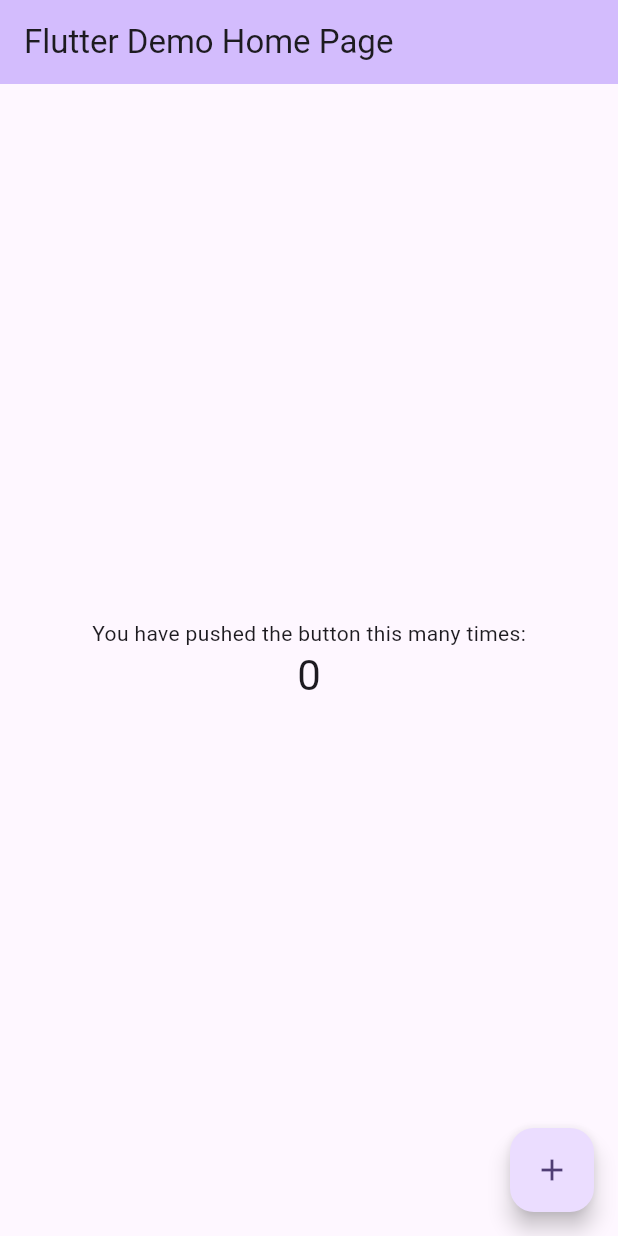
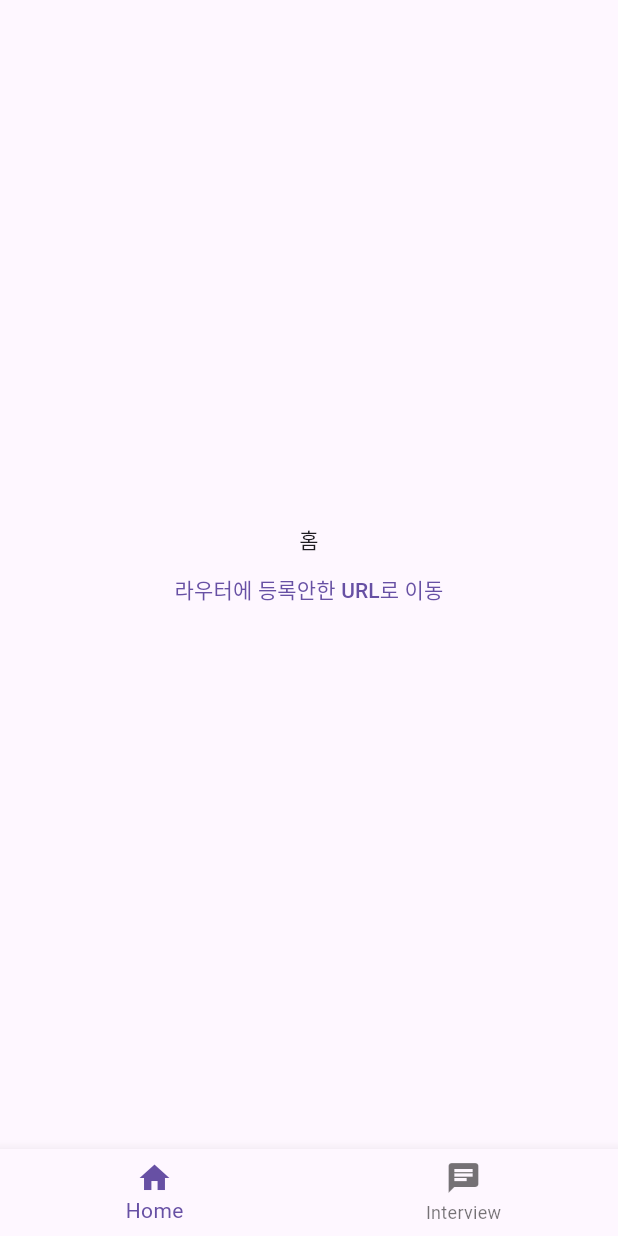
Before and after one commit to IsKJH/flutter_practice, a Flutter app: the screen it shows after launch, on a phone screen of 412 x 824 dp. Run offline on Flutter 3.47's test engine with Material 3 defaults, Android fonts, the phone set to English and light mode, and no system bars; our stand-ins replace go_router.

Commit message:
feat:[김지한] 하단 네비게이션 바 생성 및 라우터 기능 구현 [JSFA-1]

```diff
--- a/lib/main.dart
+++ b/lib/main.dart
@@ -1,4 +1,5 @@
 import 'package:flutter/material.dart';
+import 'router.dart';
 
 void main() {
   runApp(const MyApp());
@@ -9,61 +10,10 @@ class MyApp extends StatelessWidget {
 
   @override
   Widget build(BuildContext context) {
-    return MaterialApp(
-      title: 'Flutter Demo',
-      theme: ThemeData(
-        colorScheme: ColorScheme.fromSeed(seedColor: Colors.deepPurple),
-        useMaterial3: true,
-      ),
-      home: const MyHomePage(title: 'Flutter Demo Home Page'),
+    return MaterialApp.router(
+      debugShowCheckedModeBanner: false,
+      theme: ThemeData(useMaterial3: true),
+      routerConfig: AppRouter.router,
     );
   }
 }
-
-class MyHomePage extends StatefulWidget {
-  const MyHomePage({super.key, required this.title});
-
-  final String title;
-
-  @override
-  State<MyHomePage> createState() => _MyHomePageState();
-}
-
-class _MyHomePageState extends State<MyHomePage> {
-  int _counter = 0;
-
-  void _incrementCounter() {
-    setState(() {
-      _counter++;
-    });
-  }
-
-  @override
-  Widget build(BuildContext context) {
-    return Scaffold(
-      appBar: AppBar(
-        backgroundColor: Theme.of(context).colorScheme.inversePrimary,
-        title: Text(widget.title),
-      ),
-      body: Center(
-        child: Column(
-          mainAxisAlignment: MainAxisAlignment.center,
-          children: <Widget>[
-            const Text(
-              'You have pushed the button this many times:',
-            ),
-            Text(
-              '$_counter',
-              style: Theme.of(context).textTheme.headlineMedium,
-            ),
-          ],
-        ),
-      ),
-      floatingActionButton: FloatingActionButton(
-        onPressed: _incrementCounter,
-        tooltip: 'Increment',
-        child: const Icon(Icons.add),
-      ),
-    );
-  }
-}
--- /dev/null
+++ b/lib/router.dart
@@ -0,0 +1,52 @@
+import 'package:flutter/material.dart';
+import 'package:flutter_practice/screens/error/error_screen.dart';
+import 'package:flutter_practice/widgets/layout.dart';
+import 'package:go_router/go_router.dart';
+
+import 'screens/home/home_screen.dart';
+import 'screens/interview/interview_screen.dart';
+
+class AppRouter {
+  static final GoRouter _router = GoRouter(
+    initialLocation: "/",
+    routes: [
+      StatefulShellRoute.indexedStack(
+        builder: (context, state, navigationShell) {
+          return Layout(navigationShell: navigationShell);
+        },
+        branches: [
+          StatefulShellBranch(
+            routes: [
+              GoRoute(
+                path: "/",
+                name: "home",
+                builder: (context, state) => const HomeScreen(),
+              ),
+            ],
+          ),
+          StatefulShellBranch(
+            routes: [
+              GoRoute(
+                path: "/interview",
+                name: "interview",
+                builder: (context, state) => const InterviewScreen(),
+              ),
+            ],
+          ),
+        ],
+      ),
+      GoRoute(
+        path: "/:path(.*)",
+        builder: (context, state) => const ErrorScreen(),
+      ),
+    ],
+    errorPageBuilder: (context, state) {
+      return MaterialPage(
+        key: state.pageKey,
+        child: const ErrorScreen(),
+      );
+    },
+  );
+
+  static GoRouter get router => _router;
+}
--- /dev/null
+++ b/lib/screens/error/error_screen.dart
@@ -0,0 +1,22 @@
+import 'package:flutter/material.dart';
+
+class ErrorScreen extends StatefulWidget {
+  const ErrorScreen({super.key});
+
+  @override
+  State<ErrorScreen> createState() => _ErrorScreenState();
+}
+
+class _ErrorScreenState extends State<ErrorScreen> {
+  @override
+  Widget build(BuildContext context) {
+    return Scaffold(
+      body: Center(
+        child: Column(
+          mainAxisAlignment: MainAxisAlignment.center,
+          children: [Text("에러페이지")],
+        ),
+      ),
+    );
+  }
+}
--- /dev/null
+++ b/lib/screens/home/home_screen.dart
@@ -0,0 +1,28 @@
+import 'package:flutter/material.dart';
+import 'package:go_router/go_router.dart';
+
+class HomeScreen extends StatefulWidget {
+  const HomeScreen({super.key});
+
+  @override
+  State<HomeScreen> createState() => _HomeScreenState();
+}
+
+class _HomeScreenState extends State<HomeScreen> {
+  @override
+  Widget build(BuildContext context) {
+    return Center(
+      child: Column(
+        mainAxisAlignment: MainAxisAlignment.center,
+        children: [
+          Text("홈"),
+          TextButton(
+              onPressed: () {
+                context.go("/아무url");
+              },
+              child: Text("라우터에 등록안한 URL로 이동"))
+        ],
+      ),
+    );
+  }
+}
--- /dev/null
+++ b/lib/screens/interview/interview_screen.dart
@@ -0,0 +1,20 @@
+import 'package:flutter/material.dart';
+
+class InterviewScreen extends StatefulWidget {
+  const InterviewScreen({super.key});
+
+  @override
+  State<InterviewScreen> createState() => _InterviewScreenState();
+}
+
+class _InterviewScreenState extends State<InterviewScreen> {
+  @override
+  Widget build(BuildContext context) {
+    return Center(
+      child: Column(
+        mainAxisAlignment: MainAxisAlignment.center,
+        children: [Text("인터뷰")],
+      ),
+    );
+  }
+}
--- /dev/null
+++ b/lib/widgets/layout.dart
@@ -0,0 +1,29 @@
+import 'package:flutter/material.dart';
+import 'package:go_router/go_router.dart';
+
+class Layout extends StatelessWidget {
+  final StatefulNavigationShell navigationShell;
+
+  const Layout({super.key, required this.navigationShell});
+
+  void _goBranch(int index) {
+    navigationShell.goBranch(index,
+        initialLocation: index == navigationShell.currentIndex);
+  }
+
+  @override
+  Widget build(BuildContext context) {
+    return Scaffold(
+      body: SafeArea(child: navigationShell),
+      bottomNavigationBar: BottomNavigationBar(
+        type: BottomNavigationBarType.fixed,
+        currentIndex: navigationShell.currentIndex,
+        onTap: _goBranch,
+        items: [
+          BottomNavigationBarItem(icon: Icon(Icons.home), label: "Home"),
+          BottomNavigationBarItem(icon: Icon(Icons.chat), label: "Interview")
+        ],
+      ),
+    );
+  }
+}
--- a/pubspec.yaml
+++ b/pubspec.yaml
@@ -34,6 +34,7 @@ dependencies:
   # The following adds the Cupertino Icons font to your application.
   # Use with the CupertinoIcons class for iOS style icons.
   cupertino_icons: ^1.0.8
+  go_router: ^16.1.0
 
 dev_dependencies:
   flutter_test:
```
Also changed, not shown: pubspec.lock.
